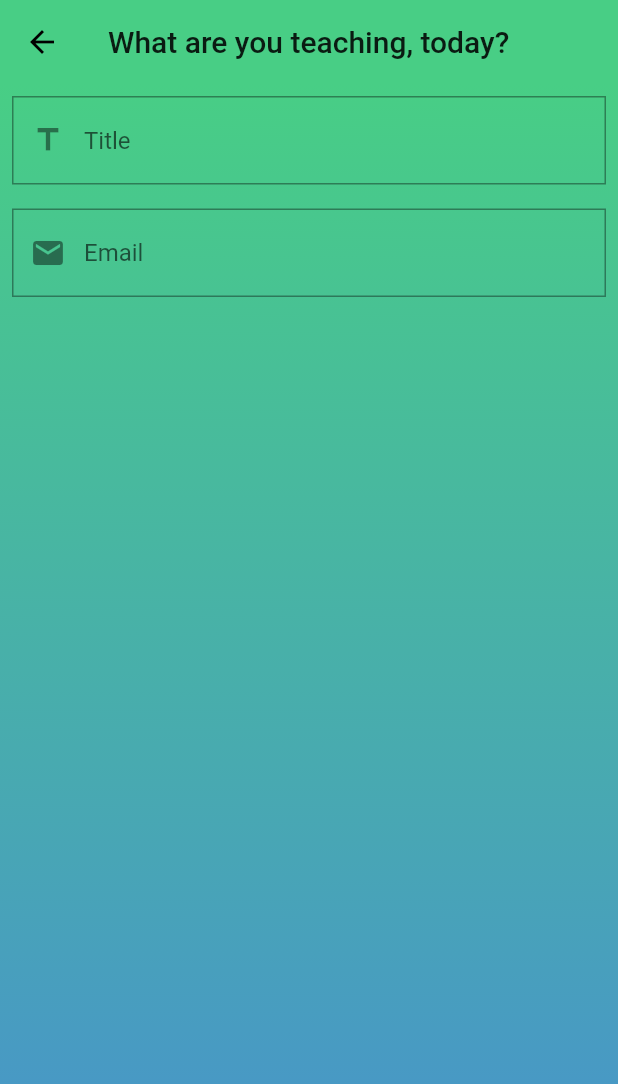
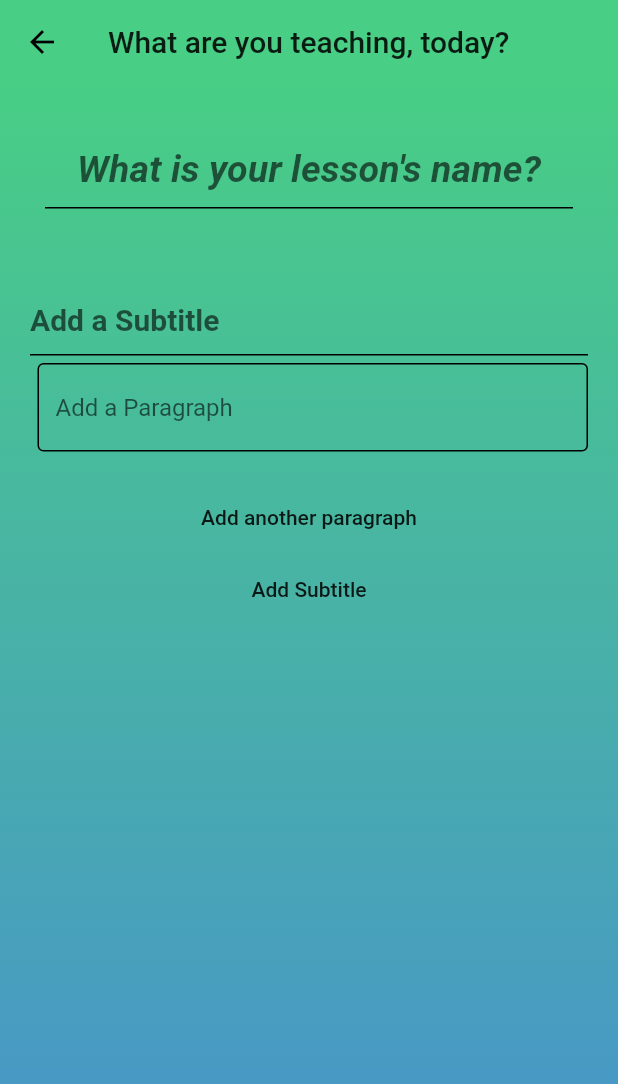
Before and after one commit to weisinjiang/Makeshift_Homeschool, a Flutter app: the NewPostScreen screen opened directly, on a phone screen of 412 x 824 dp. Shown: the top 1084 px of the screen. Run offline on Flutter 3.47's test engine with Material 2 defaults, Android fonts, the phone set to English and light mode, and no system bars; our stand-ins replace cloud_firestore, firebase_auth, firebase_storage, font_awesome_flutter, google_fonts, image_picker; accounts and stored records are empty.

Commit message:
new post added. Added function to add a new paragraph and subtitle

```diff
--- a/makeshift_homeschool_app/lib/main.dart
+++ b/makeshift_homeschool_app/lib/main.dart
@@ -4,6 +4,7 @@ import 'package:google_fonts/google_fonts.dart';
 import 'package:makeshift_homeschool_app/screens/export_screens.dart';
 import 'package:makeshift_homeschool_app/screens/home_screen.dart';
 import 'package:makeshift_homeschool_app/screens/main_screen.dart';
+import 'package:makeshift_homeschool_app/screens/new_post_screen.dart';
 import 'package:makeshift_homeschool_app/screens/profile_screen.dart';
 import 'package:makeshift_homeschool_app/services/auth.dart';
 import 'package:provider/provider.dart';
@@ -32,7 +33,7 @@ class MyApp extends StatelessWidget {
             primaryColor: kGreenSecondary,
             textTheme: GoogleFonts.robotoTextTheme(Theme.of(context).textTheme)
           ),
-          home: auth.getAuthStatus == false ? LoginScreen() : MainScreen(),
+          home: NewPostScreen(),//auth.getAuthStatus == false ? LoginScreen() : MainScreen(),
           routes: {
             '/login': (context) => LoginScreen(), // Root Screen
             //'/root': (context) => RootScreen(),
--- a/makeshift_homeschool_app/lib/screens/new_post_screen.dart
+++ b/makeshift_homeschool_app/lib/screens/new_post_screen.dart
@@ -1,5 +1,7 @@
 import 'package:flutter/material.dart';
 import 'package:makeshift_homeschool_app/shared/constants.dart';
+import 'package:makeshift_homeschool_app/widgets/new_post_floating_action_button.dart';
+import 'package:makeshift_homeschool_app/widgets/new_post_widgets.dart';
 
 class NewPostScreen extends StatefulWidget {
   @override
@@ -7,36 +9,22 @@ class NewPostScreen extends StatefulWidget {
 }
 
 class _NewPostScreenState extends State<NewPostScreen> {
-  Map<String, Widget> userPostManager = {
-    "Title1": Padding(
-      padding: const EdgeInsets.all(8.0),
-      child: TextFormField(
-        decoration: const InputDecoration(
-          prefixIcon: Icon(Icons.title),
-          hintText: "Title",
-          border: OutlineInputBorder(borderRadius: BorderRadius.vertical()),
-        ),
-        validator: null,
-        onSaved: null,
-      ),
-    ),
-    "Paragraph1": Padding(
-      padding: const EdgeInsets.all(8.0),
-      child: TextFormField(
-        keyboardType: TextInputType.emailAddress,
-        decoration: const InputDecoration(
-          prefixIcon: Icon(Icons.email),
-          hintText: "Email",
-          border: OutlineInputBorder(borderRadius: BorderRadius.vertical()),
-        ),
-        validator: null,
-        onSaved: null,
-      ),
-    ),
-  }; // Tracks titles and paragraphs
+  final GlobalKey<FormState> _newPostFormKey = GlobalKey();
+  // Map<String, Widget> userPostManager = {
+  //   "title": lessonTitle(null, null),
+
+  //   "subTitle0": addSubTitle(null, null),
+  //   "paragraph0": addParagraph(null, null)
+  // }; // Tracks titles and paragraphs
   // Users can add titles and paragraphs to their post, this manages and tracks which is which
 
-  int titleCount = 1; // Posts will always have at least 1 item already
+  List<Widget> newPostWidgetList = [
+    lessonTitle(null, null),
+    addSubTitle(null, null),
+    addParagraph(null, null)
+  ];
+
+  int subTitleCount = 1; // Posts will always have at least 1 item already
   int paragraphCount = 1;
 
   @override
@@ -49,6 +37,8 @@ class _NewPostScreenState extends State<NewPostScreen> {
         elevation: 0.0,
         backgroundColor: kGreenSecondary_analogous2,
       ),
+      // used to add paragraphs, images and titles
+
       body: Container(
         decoration: BoxDecoration(
           gradient: LinearGradient(
@@ -62,12 +52,30 @@ class _NewPostScreenState extends State<NewPostScreen> {
           child: Column(
             children: <Widget>[
               Form(
-
+                key: _newPostFormKey,
                 child: Column(
-                  children: userPostManager.values.toList(),
+                  children: newPostWidgetList,
                 ),
               ),
+              // Add Paragraph
+              FlatButton(
+                  onPressed: () {
+                    setState(() {
+                      newPostWidgetList.add(addParagraph(null, null));
 
+                    });
+                  },
+                  child: Text("Add another paragraph")),
+
+              // Add Paragraph
+              FlatButton(
+                  onPressed: () {
+                    setState(() {
+                      newPostWidgetList.add(addSubTitle(null, null));
+                      newPostWidgetList.add(addParagraph(null, null));
+                    });
+                  },
+                  child: Text("Add Subtitle")),
             ],
           ),
         ),
--- /dev/null
+++ b/makeshift_homeschool_app/lib/widgets/new_post_widgets.dart
@@ -0,0 +1,70 @@
+import 'package:flutter/material.dart';
+import 'package:flutter/widgets.dart';
+import 'package:makeshift_homeschool_app/shared/constants.dart';
+
+// At the top of the new post form. Title of the lesson
+Widget lessonTitle(Function validate, Function saveFunction) {
+  return Padding(
+    padding: const EdgeInsets.all(30.0),
+    child: TextFormField(
+      style: kHeadingTextStyle,
+      keyboardType: TextInputType.text,
+      textAlign: TextAlign.center,
+      maxLines: null,
+      decoration: InputDecoration(
+        hintText: "What is your lesson's name?",
+        //normal black underline and then when pressed, turns red
+        enabledBorder:
+            UnderlineInputBorder(borderSide: BorderSide(color: Colors.black)),
+        focusedBorder:
+            UnderlineInputBorder(borderSide: BorderSide(color: Colors.red)),
+      ),
+      validator: null,
+      onSaved: null,
+    ),
+  );
+}
+
+// At the top of the new post form. Title of the lesson
+Widget addSubTitle(Function validate, Function saveFunction) {
+  return Padding(
+    padding: const EdgeInsets.fromLTRB(20, 20, 20, 0),
+    child: TextFormField(
+      style: kTitleTextStyle,
+      keyboardType: TextInputType.text,
+      maxLines: null,
+      decoration: InputDecoration(
+        hintText: "Add a Subtitle",
+        //normal black underline and then when pressed, turns red
+        enabledBorder:
+            UnderlineInputBorder(borderSide: BorderSide(color: Colors.black)),
+        focusedBorder:
+            UnderlineInputBorder(borderSide: BorderSide(color: Colors.red)),
+      ),
+      validator: null,
+      onSaved: null,
+    ),
+  );
+}
+
+Widget addParagraph(Function validator, Function saveFunction) {
+  return Padding(
+    padding: const EdgeInsets.fromLTRB(25, 5, 20, 20),
+    child: TextFormField(
+      style: kParagraphTextStyle,
+      keyboardType: TextInputType.text,
+      maxLines: null,
+      decoration: const InputDecoration(
+        hintText: "Add a Paragraph",
+        hoverColor: Colors.black,
+        //Outline the border at start as black and turns red when pressed
+        enabledBorder:
+            OutlineInputBorder(borderSide: BorderSide(color: Colors.black)),
+        focusedBorder:
+            OutlineInputBorder(borderSide: BorderSide(color: Colors.red)),
+      ),
+      validator: null,
+      onSaved: null,
+    ),
+  );
+}
```
Also changed, not shown: makeshift_homeschool_app/lib/shared/constants.dart (+9 -4 lines), makeshift_homeschool_app/lib/widgets/new_post_floating_action_button.dart (added, +148 -0 lines).
